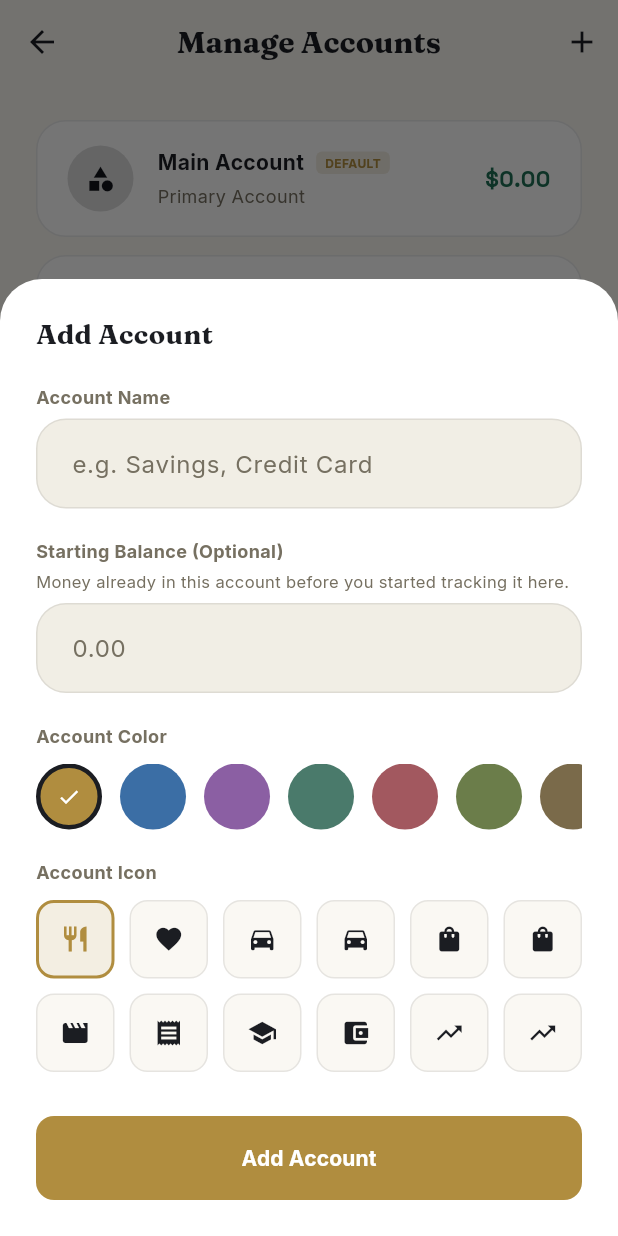
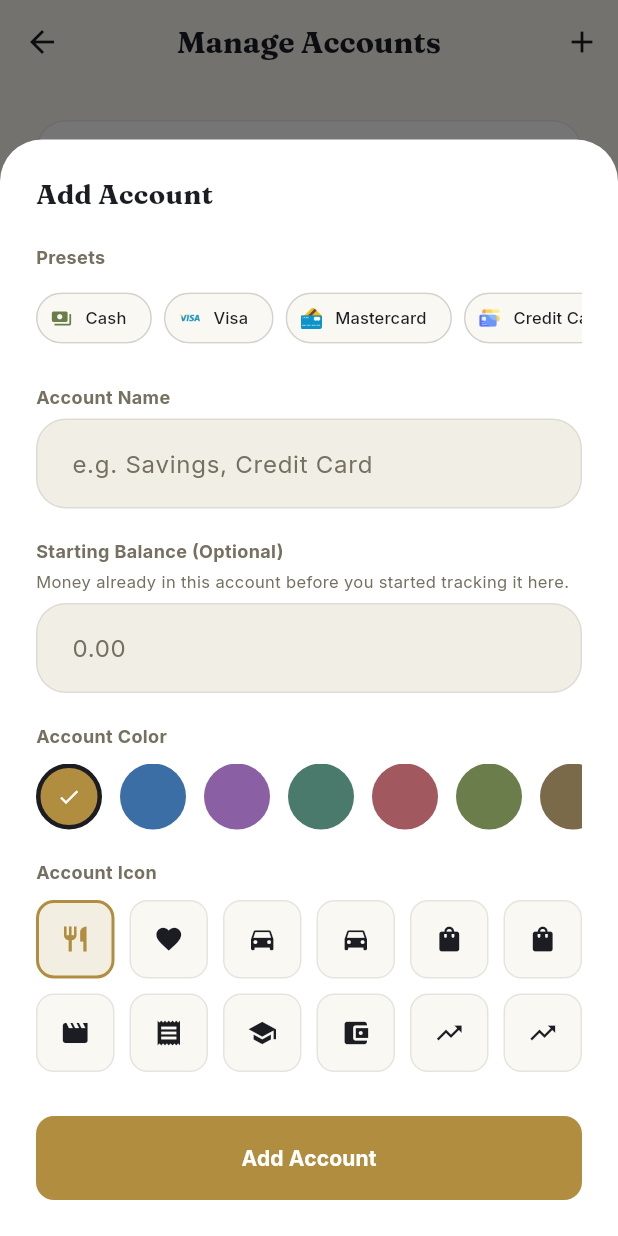
Before and after one commit to Maruf1803016/Expense_Tracker, a Flutter app: the AccountsManagementPage screen opened directly, after a tap on the "add" icon, on a phone screen of 412 x 824 dp. Run offline on Flutter 3.47's test engine with Material 3 defaults, Android fonts, the phone set to English and light mode, and no system bars; our stand-ins replace cloud_firestore, confetti, csv, equatable, firebase_auth, firebase_core and 7 more; accounts and stored records are empty.

Commit message:
fix: resolve provider initialization timing bugs and add account quick-presets with premium icons

```diff
--- a/lib/app.dart
+++ b/lib/app.dart
@@ -2,6 +2,8 @@ import 'package:flutter/material.dart';
 import 'package:provider/provider.dart';
 import 'package:expense_tracker/core/theme/app_theme.dart';
 import 'package:expense_tracker/features/auth/presentation/providers/auth_provider.dart';
+import 'package:expense_tracker/features/account/presentation/providers/account_provider.dart';
+import 'package:expense_tracker/features/recurring_transactions/presentation/providers/recurring_transaction_provider.dart';
 import 'package:expense_tracker/features/auth/presentation/pages/login_page.dart';
 import 'package:expense_tracker/features/auth/presentation/pages/register_page.dart';
 import 'package:expense_tracker/features/expense/presentation/providers/expense_provider.dart';
@@ -98,6 +100,8 @@ class _AuthWrapperState extends State<AuthWrapper> {
           context.read<SmartAlertsProvider>().clear();
           context.read<ExpenseSearchProvider>().clear();
           context.read<ExportProvider>().reset();
+          context.read<AccountProvider>().clear();
+          context.read<RecurringTransactionProvider>().clear();
         });
         _lastUserId = null;
       }
@@ -129,6 +133,8 @@ class _AuthWrapperState extends State<AuthWrapper> {
         context.read<CategoryProvider>().init();
         context.read<PlanProvider>().init();
         context.read<SettingsProvider>().loadSettings();
+        context.read<AccountProvider>().init();
+        context.read<RecurringTransactionProvider>().init();
       });
     }
 
--- a/lib/core/utils/icon_utils.dart
+++ b/lib/core/utils/icon_utils.dart
@@ -1,6 +1,14 @@
 import 'package:flutter/material.dart';
 
 class IconUtils {
+  static const Map<String, String> assetIconMap = {
+    'visa': 'assets/icons/visa.png',
+    'mastercard': 'assets/icons/mastercard.png',
+    'credit_text': 'assets/icons/credit_text.png',
+    'cards': 'assets/icons/cards.png',
+    'shield_card': 'assets/icons/shield_card.png',
+  };
+
   static const Map<String, IconData> iconMap = {
     'restaurant': Icons.restaurant,
     'favorite': Icons.favorite,
@@ -50,6 +58,13 @@ class IconUtils {
     'rent': Icons.apartment,
     'maintenance': Icons.build,
     'furniture': Icons.chair,
+    'cash': Icons.payments,
+    'payments': Icons.payments,
+    'visa': IconData(0xE001, fontFamily: 'CustomIconDummy'),
+    'mastercard': IconData(0xE002, fontFamily: 'CustomIconDummy'),
+    'credit_text': IconData(0xE003, fontFamily: 'CustomIconDummy'),
+    'cards': IconData(0xE004, fontFamily: 'CustomIconDummy'),
+    'shield_card': IconData(0xE005, fontFamily: 'CustomIconDummy'),
   };
 
   static IconData getIcon(String? iconName) {
@@ -58,7 +73,7 @@ class IconUtils {
 
   static String getIconName(IconData icon) {
     for (var entry in iconMap.entries) {
-      if (entry.value == icon) {
+      if (entry.value.codePoint == icon.codePoint && entry.value.fontFamily == icon.fontFamily) {
         return entry.key;
       }
     }
@@ -66,4 +81,16 @@ class IconUtils {
   }
 
   static List<String> get availableIconNames => iconMap.keys.toList();
+
+  static Widget buildIcon(String iconName, {Color? color, double size = 24}) {
+    if (assetIconMap.containsKey(iconName)) {
+      return Image.asset(
+        assetIconMap[iconName]!,
+        width: size,
+        height: size,
+        fit: BoxFit.contain,
+      );
+    }
+    return Icon(getIcon(iconName), color: color, size: size);
+  }
 }
--- a/lib/features/account/presentation/pages/accounts_management_page.dart
+++ b/lib/features/account/presentation/pages/accounts_management_page.dart
@@ -76,10 +76,12 @@ class AccountsManagementPage extends StatelessWidget {
                                   color: account.color.withOpacity(0.15),
                                   shape: BoxShape.circle,
                                 ),
-                                child: Icon(
-                                  account.icon,
-                                  color: account.color,
-                                  size: 20,
+                                child: Center(
+                                  child: IconUtils.buildIcon(
+                                    IconUtils.getIconName(account.icon),
+                                    color: account.color,
+                                    size: 20,
+                                  ),
                                 ),
                               ),
                               const SizedBox(width: 16),
@@ -347,6 +349,36 @@ class _AddEditAccountSheetState extends State<AddEditAccountSheet> {
     }
   }
 
+  Widget _buildPresetChip({
+    required String label,
+    required String iconName,
+    required Color color,
+  }) {
+    return ActionChip(
+      avatar: IconUtils.buildIcon(iconName, color: color, size: 14),
+      label: Text(
+        label,
+        style: GoogleFonts.inter(
+          fontSize: 11,
+          fontWeight: FontWeight.w500,
+          color: AppTheme.textDark,
+        ),
+      ),
+      backgroundColor: AppTheme.paper,
+      shape: RoundedRectangleBorder(
+        borderRadius: BorderRadius.circular(20),
+        side: const BorderSide(color: AppTheme.line),
+      ),
+      onPressed: () {
+        setState(() {
+          _nameController.text = label;
+          _selectedIconName = iconName;
+          _selectedColor = color;
+        });
+      },
+    );
+  }
+
   @override
   Widget build(BuildContext context) {
     final bottomInset = MediaQuery.of(context).viewInsets.bottom;
@@ -383,6 +415,52 @@ class _AddEditAccountSheetState extends State<AddEditAccountSheet> {
                 ],
               ),
               const SizedBox(height: 20),
+
+              // Quick-start presets (Only for Add flow)
+              if (!isEdit) ...[
+                Text(
+                  'Presets',
+                  style: GoogleFonts.inter(color: AppTheme.muted, fontSize: 12, fontWeight: FontWeight.bold),
+                ),
+                const SizedBox(height: 8),
+                SingleChildScrollView(
+                  scrollDirection: Axis.horizontal,
+                  child: Row(
+                    children: [
+                      _buildPresetChip(
+                        label: 'Cash',
+                        iconName: 'cash',
+                        color: AppTheme.categoryPalette[5],
+                      ),
+                      const SizedBox(width: 8),
+                      _buildPresetChip(
+                        label: 'Visa',
+                        iconName: 'visa',
+                        color: AppTheme.categoryPalette[1],
+                      ),
+                      const SizedBox(width: 8),
+                      _buildPresetChip(
+                        label: 'Mastercard',
+                        iconName: 'mastercard',
+                        color: AppTheme.categoryPalette[4],
+                      ),
+                      const SizedBox(width: 8),
+                      _buildPresetChip(
+                        label: 'Credit Card',
+                        iconName: 'cards',
+                        color: AppTheme.categoryPalette[0],
+                      ),
+                      const SizedBox(width: 8),
+                      _buildPresetChip(
+                        label: 'Savings',
+                        iconName: 'shield_card',
+                        color: AppTheme.categoryPalette[3],
+                      ),
+                    ],
+                  ),
+                ),
+                const SizedBox(height: 20),
+              ],
 
               // Name
               Text(
@@ -491,10 +569,12 @@ class _AddEditAccountSheetState extends State<AddEditAccountSheet> {
                           ),
                           borderRadius: BorderRadius.circular(12),
                         ),
-                        child: Icon(
-                          icon,
-                          color: isSelected ? _selectedColor : AppTheme.textDark,
-                          size: 20,
+                        child: Center(
+                          child: IconUtils.buildIcon(
+                            name,
+                            color: isSelected ? _selectedColor : AppTheme.textDark,
+                            size: 20,
+                          ),
                         ),
                       ),
                     );
--- a/lib/features/expense/presentation/pages/add_expense_page.dart
+++ b/lib/features/expense/presentation/pages/add_expense_page.dart
@@ -545,7 +545,11 @@ class _AddExpensePageState extends State<AddExpensePage> {
                       value: acc.id,
                       child: Row(
                         children: [
-                          Icon(acc.icon, color: acc.color, size: 18),
+                          IconUtils.buildIcon(
+                            IconUtils.getIconName(acc.icon),
+                            color: acc.color,
+                            size: 18,
+                          ),
                           const SizedBox(width: 8),
                           Text(acc.name, style: GoogleFonts.inter(color: AppTheme.textDark)),
                         ],
--- a/lib/features/expense/presentation/pages/expense_list_page.dart
+++ b/lib/features/expense/presentation/pages/expense_list_page.dart
@@ -891,8 +891,8 @@ class _ExpenseListPageState extends State<ExpenseListPage> {
                         child: Row(
                           mainAxisSize: MainAxisSize.min,
                           children: [
-                            Icon(
-                              account.icon,
+                            IconUtils.buildIcon(
+                              IconUtils.getIconName(account.icon),
                               color: account.color,
                               size: 14,
                             ),
--- a/lib/main.dart
+++ b/lib/main.dart
@@ -54,7 +54,7 @@ void main() async {
           create: (_) => sl<PlanProvider>(),
         ),
         ChangeNotifierProvider(
-          create: (_) => sl<AccountProvider>()..init(),
+          create: (_) => sl<AccountProvider>(),
         ),
         ChangeNotifierProvider(
           create: (_) => sl<RecurringTransactionProvider>(),
--- a/pubspec.yaml
+++ b/pubspec.yaml
@@ -45,3 +45,5 @@ dev_dependencies:
 
 flutter:
   uses-material-design: true
+  assets:
+    - assets/icons/
```
Also changed, not shown: lib/features/account/presentation/providers/account_provider.dart (+11 -3 lines), lib/features/recurring_transactions/presentation/providers/recurring_transaction_provider.dart (+9 -0 lines), lib/features/recurring_transactions/presentation/widgets/edit_recurring_transaction_sheet.dart (+6 -1 lines), assets/icons/cards.png (added), assets/icons/credit_text.png (added), assets/icons/mastercard.png (added), assets/icons/shield_card.png (added), assets/icons/visa.png (added).
